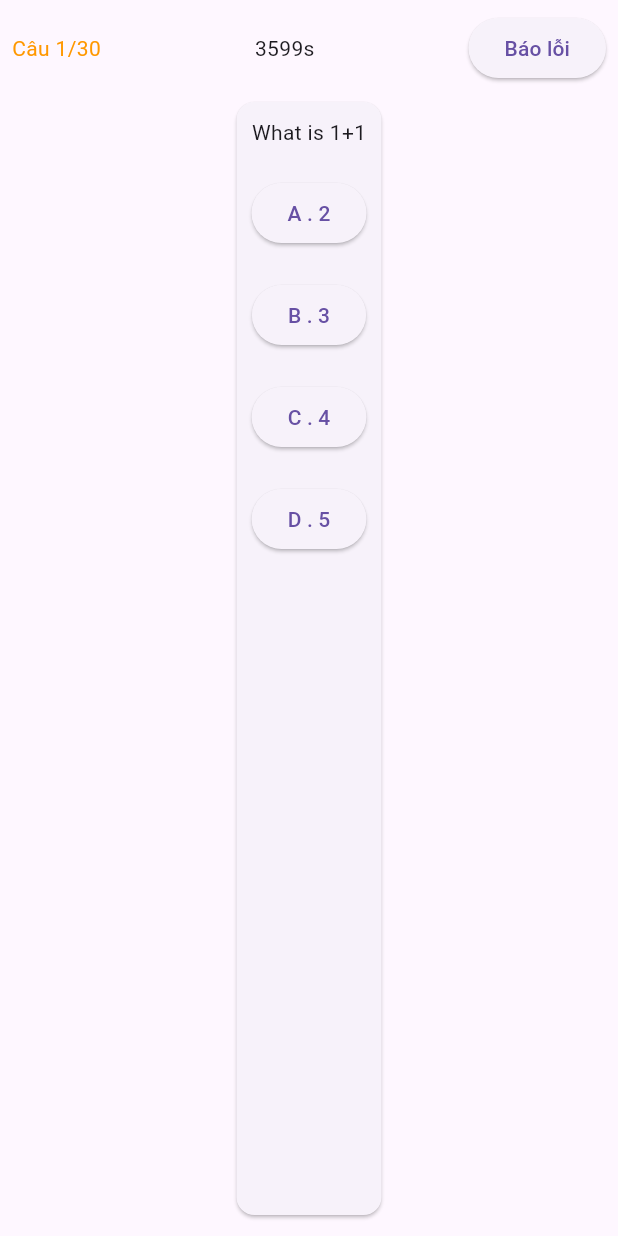
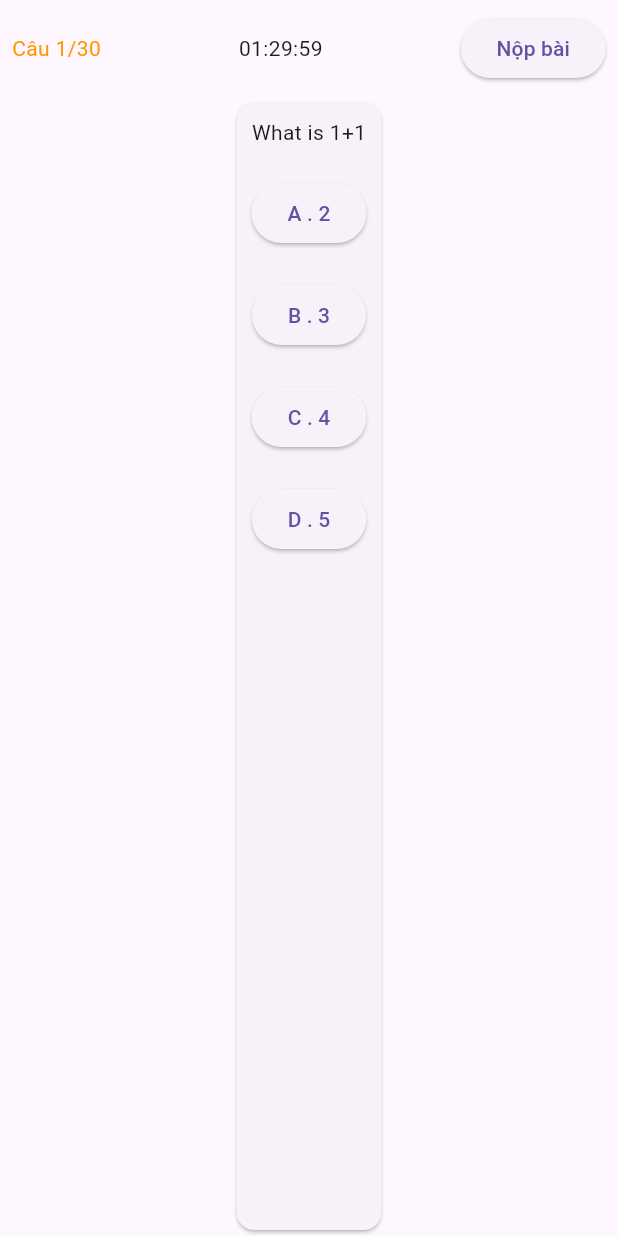
Before and after one commit to nhson2612/Pratice-Makes-Perfect, a Flutter app: the screen it shows after launch, after a tap on "Đề thi thử Môn Toán 2023 - Sở giáo dục v", on a phone screen of 412 x 824 dp. Run offline on Flutter 3.47's test engine with Material 3 defaults, Android fonts, the phone set to English and light mode, and no system bars.

Commit message:
fix sơm bugs

```diff
--- a/lib/model/Attempt.dart
+++ b/lib/model/Attempt.dart
@@ -1,6 +1,7 @@
 import 'package:flutter_application_1/model/Question.dart';
 import 'package:flutter_application_1/model/Result.dart';
 import 'package:flutter_application_1/model/SelectedAnswer.dart';
+import 'package:flutter_application_1/util/TimeConvert.dart';
 
 class Attempt {
   late String attemptId;
@@ -8,8 +9,14 @@ class Attempt {
   late List<Question> questions;
   late List<SelectedAnswer> selectedAnswers;
   String examId;
+  late String totalTime;
 
   Attempt(this.questions, this.selectedAnswers, this.examId) {
     attemptId = '${examId}_${DateTime.now().toIso8601String()}';
+    this.totalTime = '0';
+  }
+
+  void setTotalTime(String totalTime) {
+    this.totalTime = totalTime;
   }
 }
--- a/lib/model/Exam.dart
+++ b/lib/model/Exam.dart
@@ -2,20 +2,35 @@
 import 'package:flutter_application_1/model/Subject.dart';
 
 class Exam{
-  String examId;
-  String name;
-  Subject subject;
-  int duration;
-  String provider;
+  late String examId;
+  late String name;
+  late Subject subject;
+  late int duration;
+  late String provider;
   // List<Question> questions;
 
-  Exam({
-    required this.examId,
-    required this.name,
-    required this.subject,
-    required this.duration,
-    required this.provider,
-    // required this.questions,
-  });
+  Exam(this.examId, this.name, this.subject, this.provider){
+    if(subject == Subject.math){
+      duration = 60 * 90;
+    }else if(subject == Subject.physics){
+      duration = 60 * 50;
+    }else if(subject == Subject.chemistry){
+      duration = 60 * 50;
+    }else if(subject == Subject.biology){
+      duration = 60 * 50;
+    }else if(subject == Subject.english){
+      duration = 60 * 90;
+    }else if(subject == Subject.history){
+      duration = 60 * 90;
+    }else if(subject == Subject.geography){
+      duration = 60 * 90;
+    }else if(subject == Subject.literature){
+      duration = 60 * 90;
+    }else if(subject == Subject.language){
+      duration = 60 * 90;
+    }else if(subject == Subject.art){
+      duration = 60 * 90;
+    }
+  }
 
 }
--- a/lib/model/SelectedAnswer.dart
+++ b/lib/model/SelectedAnswer.dart
@@ -2,13 +2,14 @@ class SelectedAnswer {
   String examId;
   String questionId;
   String selectedAnswer;
-  bool isCorrect;
+  late bool isCorrect;
 
   SelectedAnswer(
       {required this.examId,
       required this.questionId,
-      required this.selectedAnswer,
-      required this.isCorrect});
+      required this.selectedAnswer}){
+        this.isCorrect = false;
+      }
 
   bool isCorrectAnswer(String correctAnswer) {
     isCorrect = selectedAnswer == correctAnswer;
--- a/lib/model/Subject.dart
+++ b/lib/model/Subject.dart
@@ -8,4 +8,5 @@ enum Subject {
   chemistry,
   art,
   biology,
+  english,
 }
--- /dev/null
+++ b/lib/util/AutoGenerateSelectedAnswerService.dart
@@ -0,0 +1,21 @@
+import 'package:flutter_application_1/model/Question.dart';
+import 'package:flutter_application_1/model/SelectedAnswer.dart';
+
+class AutoGenerateSelectedAnswerService {
+  static AutoGenerateSelectedAnswerService _instance = AutoGenerateSelectedAnswerService._internal();
+
+  AutoGenerateSelectedAnswerService._internal();
+
+  static AutoGenerateSelectedAnswerService getInstance() {
+    return _instance;
+  }
+
+  Map<int,SelectedAnswer> generate(List<Question> questions,String examId){
+    return Map
+    .fromIterable(
+      List.generate(questions.length, (index) => index),
+      key: (index) => index,
+      value: (index) => SelectedAnswer(examId: examId, questionId: questions[index].questionId, selectedAnswer: '')
+    );
+  }
+}
--- /dev/null
+++ b/lib/util/TimeConvert.dart
@@ -0,0 +1,9 @@
+class TimeConvert {
+  static String secondsToHHMMSS(int seconds) {
+    int hours = seconds ~/ 3600;
+    int minutes = (seconds % 3600) ~/ 60;
+    int remainingSeconds = seconds % 60;
+
+    return '${hours.toString().padLeft(2, '0')}:${minutes.toString().padLeft(2, '0')}:${remainingSeconds.toString().padLeft(2, '0')}';
+  }
+}
--- a/lib/widgets/ExamCardWidget.dart
+++ b/lib/widgets/ExamCardWidget.dart
@@ -16,7 +16,7 @@ class ExamCardWidget extends StatelessWidget {
           MaterialPageRoute(
             builder: (context) => QuestionListWidget(
               exam.examId,
-              exam.duration * 60,
+              exam.duration,
             ),
           ),
         );
--- a/lib/widgets/ExamListWidget.dart
+++ b/lib/widgets/ExamListWidget.dart
@@ -9,6 +9,8 @@ class ExamListWidget extends StatelessWidget {
 
   @override
   Widget build(BuildContext context) {
+    print(exams);
+
     return Scaffold(
       appBar: AppBar(
         title: Text('Danh sách đề thi'),
--- a/lib/widgets/QuestionListWidget.dart
+++ b/lib/widgets/QuestionListWidget.dart
@@ -1,11 +1,13 @@
 import 'dart:async';
 
 import 'package:flutter/material.dart';
+import 'package:flutter_application_1/util/AutoGenerateSelectedAnswerService.dart';
 import 'package:flutter_application_1/data/AttemptData.dart';
 import 'package:flutter_application_1/data/QuestionData.dart';
 import 'package:flutter_application_1/model/Attempt.dart';
 import 'package:flutter_application_1/model/Question.dart';
 import 'package:flutter_application_1/model/SelectedAnswer.dart';
+import 'package:flutter_application_1/util/TimeConvert.dart';
 import 'package:flutter_application_1/widgets/QuestionCardWidget.dart';
 import 'package:flutter_application_1/widgets/ResultWidget.dart';
 
@@ -13,7 +15,8 @@ class QuestionListWidget extends StatefulWidget {
   final String examId;
   final int duration;
 
-  const QuestionListWidget(this.examId, this.duration, {Key? key}) : super(key: key);
+  const QuestionListWidget(this.examId, this.duration, {Key? key})
+      : super(key: key);
 
   @override
   State<QuestionListWidget> createState() => _QuestionListWidgetState();
@@ -32,9 +35,9 @@ class _QuestionListWidgetState extends State<QuestionListWidget> {
   void initState() {
     super.initState();
     questions = QuestionData().getQuestionsByExamId(widget.examId);
-    selectedAnswersMap = {};
+    selectedAnswersMap = AutoGenerateSelectedAnswerService.getInstance().generate(questions, widget.examId);
     currentQuestionIndex = 0;
-    attempt = Attempt(questions, [], widget.examId);
+    attempt = Attempt(questions, selectedAnswersMap.values.toList(), widget.examId);
     remainingSeconds = widget.duration;
     _startCountdown();
   }
@@ -51,7 +54,6 @@ class _QuestionListWidgetState extends State<QuestionListWidget> {
         questionId: question.questionId,
         selectedAnswer: selectedLabel,
         examId: widget.examId,
-        isCorrect: false,
       );
       if (currentQuestionIndex < questions.length - 1) {
         currentQuestionIndex++;
@@ -63,6 +65,7 @@ class _QuestionListWidgetState extends State<QuestionListWidget> {
 
   void submitExam() {
     attempt.selectedAnswers = selectedAnswersMap.values.toList();
+    attempt.setTotalTime(TimeConvert.secondsToHHMMSS(widget.duration - remainingSeconds));
     AttemptData.getInstance().save(attempt);
     Navigator.pushReplacement(
       context,
@@ -86,23 +89,16 @@ class _QuestionListWidgetState extends State<QuestionListWidget> {
                   'Câu ${currentQuestionIndex + 1}/${questions.length}',
                   style: TextStyle(color: Colors.orange),
                 ),
-                Text('${remainingSeconds}s'),
+                Text(TimeConvert.secondsToHHMMSS(remainingSeconds)),
                 ElevatedButton(
-                  onPressed: () {},
-                  child: Text("Báo lỗi"),
-                ),
+                    onPressed: () => submitExam(), child: Text("Nộp bài")),
               ],
             ),
           ),
           Expanded(
-            child: QuestionCardWidget(questions[currentQuestionIndex], onSelect),
+            child:
+                QuestionCardWidget(questions[currentQuestionIndex], onSelect),
           ),
-          SizedBox(height: 10),
-          if (isExamCompleted)
-            ElevatedButton(
-              onPressed: submitExam,
-              child: Text('Nộp bài'),
-            ),
         ],
       ),
     );
--- a/lib/widgets/ResultWidget.dart
+++ b/lib/widgets/ResultWidget.dart
@@ -42,7 +42,7 @@ class ResultWidget extends StatelessWidget {
               ),
               SizedBox(width: 10),
               Icon(Icons.timer, color: Colors.purple),
-              Text('1:28:12')
+              Text(attempt.totalTime)
             ],
           ),
         ),
```
Also changed, not shown: lib/data/ExamData.dart (+8 -8 lines).
